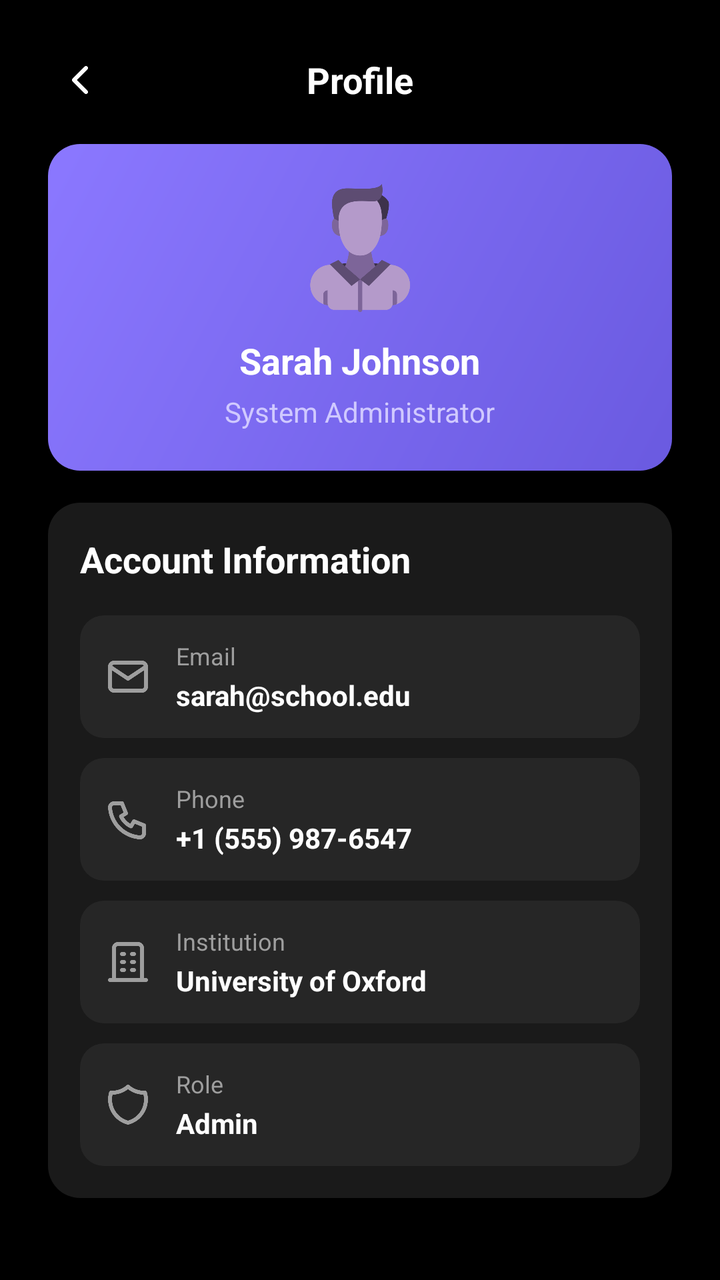
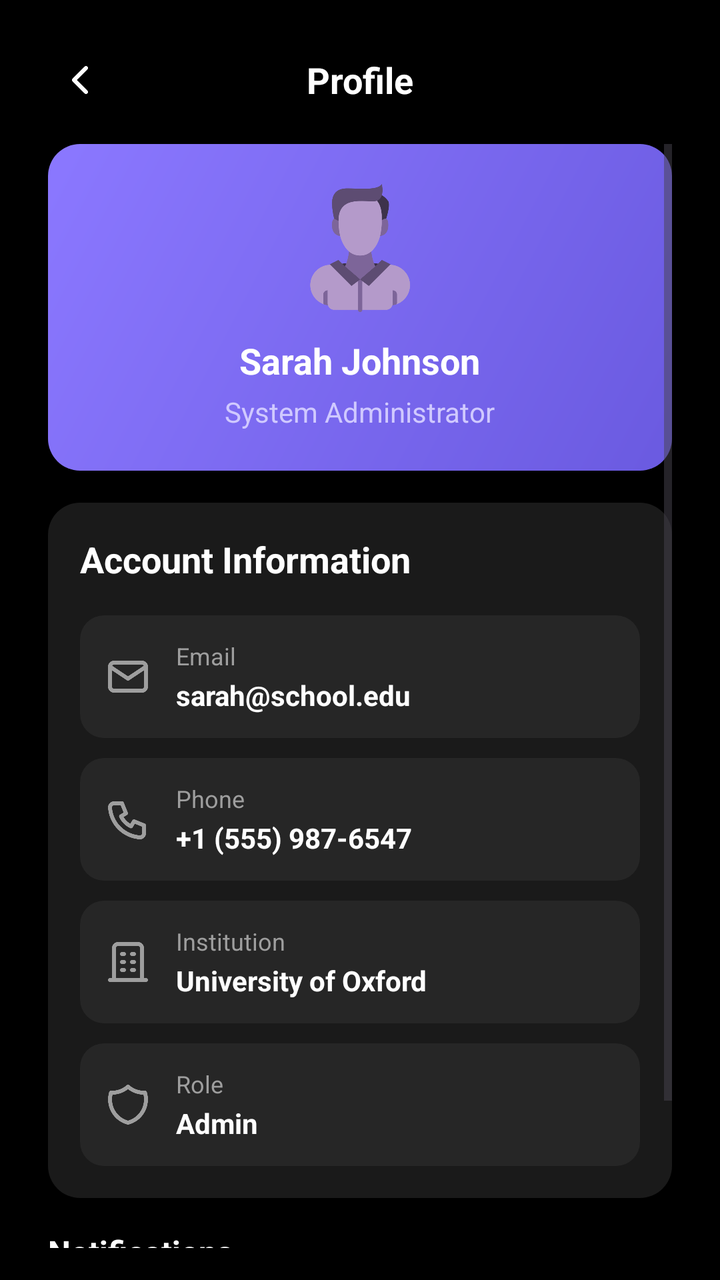

An Android layout rendered at two revisions. The XML below is the earlier revision; the diff shows what the commit changed to produce the second picture.
<!-- AndroidManifest.xml: application theme Theme.LatihanProfile -->
<!-- res/layout/activity_main.xml -->
<?xml version="1.0" encoding="utf-8"?>
<androidx.constraintlayout.widget.ConstraintLayout xmlns:android="http://schemas.android.com/apk/res/android"
    xmlns:app="http://schemas.android.com/apk/res-auto"
    xmlns:tools="http://schemas.android.com/tools"
    android:id="@+id/main"
    android:layout_width="match_parent"
    android:layout_height="match_parent"
    android:padding="16dp"
    android:background="@color/black"
    android:orientation="vertical"
    tools:context=".MainActivity">

    <LinearLayout
        android:id="@+id/secNav"
        app:layout_constraintStart_toStartOf="parent"
        app:layout_constraintEnd_toEndOf="parent"
        app:layout_constraintTop_toTopOf="parent"
        android:layout_width="match_parent"
        android:layout_height="wrap_content"
        android:gravity="center_vertical"
        android:orientation="horizontal">

        <ImageButton
            android:id="@+id/btnBack"
            android:layout_width="48dp"
            android:layout_height="48dp"
            android:padding="12dp"
            android:scaleType="fitCenter"
            android:background="?attr/selectableItemBackgroundBorderless"
            android:contentDescription="Back"
            app:srcCompat="@drawable/arrow"
            app:tint="@color/white" />

        <TextView
            android:layout_width="0dp"
            android:layout_height="wrap_content"
            android:layout_weight="1"
            android:layout_marginEnd="48dp"
            android:text="Profile"
            android:textAlignment="center"
            android:textColor="@color/white"
            android:textSize="18sp"
            android:textStyle="bold" />
    </LinearLayout>

    <ScrollView
        android:layout_width="match_parent"
        android:layout_height="wrap_content"
        app:layout_constraintTop_toBottomOf="@id/secNav"
        app:layout_constraintStart_toStartOf="@id/secNav"
        android:padding="8dp"
        android:id="@+id/viewProfile">
        <LinearLayout
            android:layout_width="match_parent"
            android:layout_height="wrap_content"
            android:orientation="vertical">

            
            <LinearLayout
                android:layout_width="match_parent"
                android:layout_height="wrap_content"
                android:orientation="vertical"
                android:gravity="center_horizontal"
                android:background="@drawable/bg_profile_card"
                android:padding="20dp"
                android:id="@+id/secProfileCard">
                <ImageView
                    android:id="@+id/ivAvatar"
                    android:layout_width="64dp"
                    android:layout_height="64dp"
                    android:layout_marginBottom="12dp"
                    android:scaleType="centerInside"
                    android:src="@drawable/male"
                    app:strokeColor="#80FFFFFF"
                    app:strokeWidth="3dp" />

                <TextView
                    android:id="@+id/tvName"
                    android:layout_width="wrap_content"
                    android:layout_height="wrap_content"
                    android:text="Sarah Johnson"
                    android:textColor="@color/white"
                    android:textSize="18sp"
                    android:textStyle="bold" />

                <TextView
                    android:id="@+id/tvRole"
                    android:layout_width="wrap_content"
                    android:layout_height="wrap_content"
                    android:layout_marginTop="4dp"
                    android:text="System Administrator"
                    android:textColor="#D0C9FF"
                    android:textSize="14sp" />
            </LinearLayout>

            
            <LinearLayout
                android:layout_width="match_parent"
                android:layout_height="wrap_content"
                android:background="@drawable/bg_account_card"
                android:orientation="vertical"
                android:layout_marginTop="16dp"
                android:padding="16dp"
                android:id="@+id/secAccInfo">

                <TextView
                    android:layout_width="wrap_content"
                    android:layout_height="wrap_content"
                    android:layout_marginBottom="16dp"
                    android:text="Account Information"
                    android:textColor="#FFFFFF"
                    android:textSize="18sp"
                    android:textStyle="bold" />

                
                <LinearLayout
                    android:layout_width="match_parent"
                    android:layout_height="wrap_content"
                    android:layout_marginBottom="10dp"
                    android:background="@drawable/bg_account_item"
                    android:gravity="center_vertical"
                    android:orientation="horizontal"
                    android:padding="12dp"
                    android:clickable="true"
                    android:focusable="true"
                    android:foreground="?attr/selectableItemBackground"
                    android:id="@+id/btnEmail">

                    <ImageView
                        android:layout_width="24dp"
                        android:layout_height="24dp"
                        android:layout_marginEnd="12dp"
                        app:srcCompat="@drawable/mail"
                        app:tint="#9E9E9E" />

                    <LinearLayout
                        android:layout_width="match_parent"
                        android:layout_height="wrap_content"
                        android:orientation="vertical">

                        <TextView
                            android:layout_width="wrap_content"
                            android:layout_height="wrap_content"
                            android:text="Email"
                            android:textColor="#9E9E9E"
                            android:textSize="12sp" />

                        <TextView
                            android:id="@+id/tvEmail"
                            android:layout_width="wrap_content"
                            android:layout_height="wrap_content"
                            android:layout_marginTop="2dp"
                            android:text="sarah@school.edu"
                            android:textColor="#FFFFFF"
                            android:textSize="14sp"
                            android:textStyle="bold" />
                    </LinearLayout>
                </LinearLayout>

                
                <LinearLayout
                    android:layout_width="match_parent"
                    android:layout_height="wrap_content"
                    android:layout_marginBottom="10dp"
                    android:background="@drawable/bg_account_item"
                    android:gravity="center_vertical"
                    android:orientation="horizontal"
                    android:padding="12dp"
                    android:clickable="true"
                    android:focusable="true"
                    android:foreground="?attr/selectableItemBackground"
                    android:id="@+id/btnPhone">

                    <ImageView
                        android:layout_width="24dp"
                        android:layout_height="24dp"
                        android:layout_marginEnd="12dp"
                        app:srcCompat="@drawable/phone"
                        app:tint="#9E9E9E" />

                    <LinearLayout
                        android:layout_width="match_parent"
                        android:layout_height="wrap_content"
                        android:orientation="vertical">

                        <TextView
                            android:layout_width="wrap_content"
                            android:layout_height="wrap_content"
                            android:text="Phone"
                            android:textColor="#9E9E9E"
                            android:textSize="12sp" />

                        <TextView
                            android:id="@+id/tvPhone"
                            android:layout_width="wrap_content"
                            android:layout_height="wrap_content"
                            android:layout_marginTop="2dp"
                            android:text="+1 (555) 987-6547"
                            android:textColor="#FFFFFF"
                            android:textSize="14sp"
                            android:textStyle="bold" />
                    </LinearLayout>
                </LinearLayout>

                
                <LinearLayout
                    android:layout_width="match_parent"
                    android:layout_height="wrap_content"
                    android:layout_marginBottom="10dp"
                    android:background="@drawable/bg_account_item"
                    android:gravity="center_vertical"
                    android:orientation="horizontal"
                    android:padding="12dp"
                    android:clickable="true"
                    android:focusable="true"
                    android:foreground="?attr/selectableItemBackground"
                    android:id="@+id/btnSchool">

                    <ImageView
                        android:layout_width="24dp"
                        android:layout_height="24dp"
                        android:layout_marginEnd="12dp"
                        app:srcCompat="@drawable/building"
                        app:tint="#9E9E9E" />

                    <LinearLayout
                        android:layout_width="match_parent"
                        android:layout_height="wrap_content"
                        android:orientation="vertical">

                        <TextView
                            android:layout_width="wrap_content"
                            android:layout_height="wrap_content"
                            android:text="Institution"
                            android:textColor="#9E9E9E"
                            android:textSize="12sp" />

                        <TextView
                            android:id="@+id/tvInstitution"
                            android:layout_width="wrap_content"
                            android:layout_height="wrap_content"
                            android:layout_marginTop="2dp"
                            android:text="University of Oxford"
                            android:textColor="#FFFFFF"
                            android:textSize="14sp"
                            android:textStyle="bold" />
                    </LinearLayout>
                </LinearLayout>

                
                <LinearLayout
                    android:layout_width="match_parent"
                    android:layout_height="wrap_content"
                    android:background="@drawable/bg_account_item"
                    android:gravity="center_vertical"
                    android:orientation="horizontal"
                    android:padding="12dp"
                    android:clickable="true"
                    android:focusable="true"
                    android:foreground="?attr/selectableItemBackground"
                    android:id="@+id/btnRole">

                    <ImageView
                        android:layout_width="24dp"
                        android:layout_height="24dp"
                        android:layout_marginEnd="12dp"
                        app:srcCompat="@drawable/shield"
                        app:tint="#9E9E9E" />

                    <LinearLayout
                        android:layout_width="match_parent"
                        android:layout_height="wrap_content"
                        android:orientation="vertical">

                        <TextView
                            android:layout_width="wrap_content"
                            android:layout_height="wrap_content"
                            android:text="Role"
                            android:textColor="#9E9E9E"
                            android:textSize="12sp" />

                        <TextView
                            android:id="@+id/tvRoleAcc"
                            android:layout_width="wrap_content"
                            android:layout_height="wrap_content"
                            android:layout_marginTop="2dp"
                            android:text="Admin"
                            android:textColor="#FFFFFF"
                            android:textSize="14sp"
                            android:textStyle="bold" />
                    </LinearLayout>
                </LinearLayout>

            </LinearLayout>
        </LinearLayout>

    </ScrollView>

</androidx.constraintlayout.widget.ConstraintLayout>
<!-- resources referenced by this layout -->
<resources>
  <color name="black">#FF000000</color>
  <color name="white">#FFFFFFFF</color>
  <!-- drawable arrow: png bitmap (drawable, 3080 bytes) -->
  <!-- drawable bg_account_card (drawable) -->
  <?xml version="1.0" encoding="utf-8"?>
  <shape xmlns:android="http://schemas.android.com/apk/res/android"
      android:shape="rectangle">
      <solid android:color="#1A1A1A" />
      <corners android:radius="16dp" />
  </shape>
  <!-- drawable bg_account_item (drawable) -->
  <?xml version="1.0" encoding="utf-8"?>
  <shape xmlns:android="http://schemas.android.com/apk/res/android"
      android:shape="rectangle">
      <solid android:color="#262626" />
      <corners android:radius="12dp" />
  </shape>
  <!-- drawable bg_profile_card (drawable) -->
  <?xml version="1.0" encoding="utf-8"?>
  <shape xmlns:android="http://schemas.android.com/apk/res/android"
      android:shape="rectangle">
  
      
      <gradient
          android:angle="135"
          android:startColor="#6A5AE0"
          android:endColor="#8B78FF"
          android:type="linear" />
  
      
      <corners android:radius="16dp" />
  </shape>
  <!-- drawable building: png bitmap (drawable, 4528 bytes) -->
  <!-- drawable mail: png bitmap (drawable, 4376 bytes) -->
  <!-- drawable male: png bitmap (drawable, 19858 bytes) -->
  <!-- drawable phone: png bitmap (drawable, 7455 bytes) -->
  <!-- drawable shield: png bitmap (drawable, 7776 bytes) -->
  <style name="Theme.LatihanProfile" parent="Base.Theme.LatihanProfile" />
  <style name="Base.Theme.LatihanProfile" parent="Theme.Material3.DayNight.NoActionBar">
          
          
      </style>
</resources>

<!-- the commit's change to res/layout/activity_main.xml (unified diff, before → after) -->
@@ -290,7 +290,123 @@
                             android:textStyle="bold" />
                     </LinearLayout>
                 </LinearLayout>
-
+            </LinearLayout>
+            <LinearLayout
+                android:layout_width="match_parent"
+                android:layout_height="wrap_content"
+                android:layout_marginTop="16dp"
+                android:id="@+id/secNotifications"
+                android:orientation="vertical">
+
+                <TextView
+                    android:layout_width="wrap_content"
+                    android:layout_height="wrap_content"
+                    android:text="Notifications"
+                    android:textColor="@color/white"
+                    android:textStyle="bold"
+                    android:textSize="16sp" />
+
+                
+                <LinearLayout
+                    android:layout_width="match_parent"
+                    android:layout_height="wrap_content"
+                    android:layout_marginTop="16dp"
+                    android:orientation="vertical"
+                    android:background="@drawable/bg_account_card">
+                    
+                    <LinearLayout
+                        android:layout_width="match_parent"
+                        android:layout_height="wrap_content"
+                        android:layout_marginBottom="10dp"
+                        android:gravity="center_vertical"
+                        android:orientation="horizontal"
+                        android:padding="12dp">
+
+                        <ImageView
+                            android:layout_width="24dp"
+                            android:layout_height="24dp"
+                            android:layout_marginEnd="12dp"
+                            app:srcCompat="@drawable/bell"
+                            app:tint="#9E9E9E" />
+
+                        <LinearLayout
+                            android:layout_width="0dp"
+                            android:layout_height="wrap_content"
+                            android:layout_weight="1"
+                            android:orientation="vertical">
+
+                            <TextView
+                                android:layout_width="wrap_content"
+                                android:layout_height="wrap_content"
+                                android:text="Push Notifications"
+                                android:textColor="#FFFFFF"
+                                android:textSize="16sp" />
+
+                            <TextView
+                                android:layout_width="wrap_content"
+                                android:layout_height="wrap_content"
+                                android:layout_marginTop="2dp"
+                                android:text="Receive alerts on your device"
+                                android:textColor="#9E9E9E"
+                                android:textSize="12sp"
+                                android:textStyle="bold" />
+                        </LinearLayout>
+                        <com.google.android.material.switchmaterial.SwitchMaterial
+                            android:id="@+id/switchPush"
+                            android:layout_width="wrap_content"
+                            android:layout_height="wrap_content"
+                            android:checked="true"
+                            app:thumbTint="@color/white"
+                            app:trackTint="#6A5AE0" />
+                    </LinearLayout>
+
+                    
+                    <LinearLayout
+                        android:layout_width="match_parent"
+                        android:layout_height="wrap_content"
+                        android:layout_marginBottom="10dp"
+                        android:gravity="center_vertical"
+                        android:orientation="horizontal"
+                        android:padding="12dp">
+
+                        <ImageView
+                            android:layout_width="24dp"
+                            android:layout_height="24dp"
+                            android:layout_marginEnd="12dp"
+                            app:srcCompat="@drawable/mail"
+                            app:tint="#9E9E9E" />
+
+                        <LinearLayout
+                            android:layout_width="0dp"
+                            android:layout_height="wrap_content"
+                            android:layout_weight="1"
+                            android:orientation="vertical">
+
+                            <TextView
+                                android:layout_width="wrap_content"
+                                android:layout_height="wrap_content"
+                                android:text="Email Notification"
+                                android:textColor="#FFFFFF"
+                                android:textSize="16sp" />
+
+                            <TextView
+                                android:layout_width="wrap_content"
+                                android:layout_height="wrap_content"
+                                android:layout_marginTop="2dp"
+                                android:text="Receive updates via email"
+                                android:textColor="#9E9E9E"
+                                android:textSize="12sp"
+                                android:textStyle="bold" />
+                        </LinearLayout>
+                        <com.google.android.material.switchmaterial.SwitchMaterial
+                            android:id="@+id/switchEmail"
+                            android:layout_width="wrap_content"
+                            android:layout_height="wrap_content"
+                            android:checked="true"
+                            app:thumbTint="@color/white"
+                            app:trackTint="#6A5AE0" />
+                    </LinearLayout>
+                </LinearLayout>
             </LinearLayout>
         </LinearLayout>
 
<!-- resource entries referenced after the edit -->
@@ -3,6 +3,7 @@
   <color name="black">#FF000000</color>
   <color name="white">#FFFFFFFF</color>
   <!-- drawable arrow: png bitmap (drawable, 3080 bytes) -->
+  <!-- drawable bell: png bitmap (drawable, 6358 bytes) -->
   <!-- drawable bg_account_card (drawable) -->
   <?xml version="1.0" encoding="utf-8"?>
   <shape xmlns:android="http://schemas.android.com/apk/res/android"
